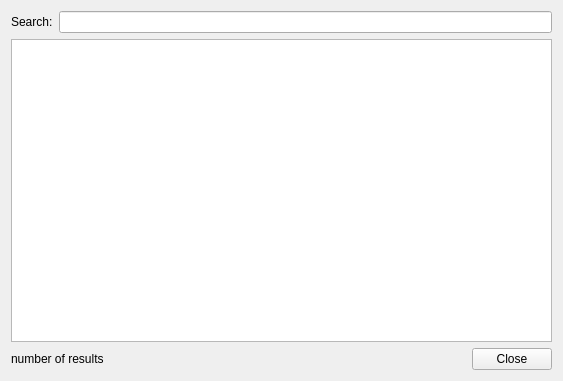
hyperquantum/PMP, file src/desktop-remote/searchdialog.ui: the form before one commit.
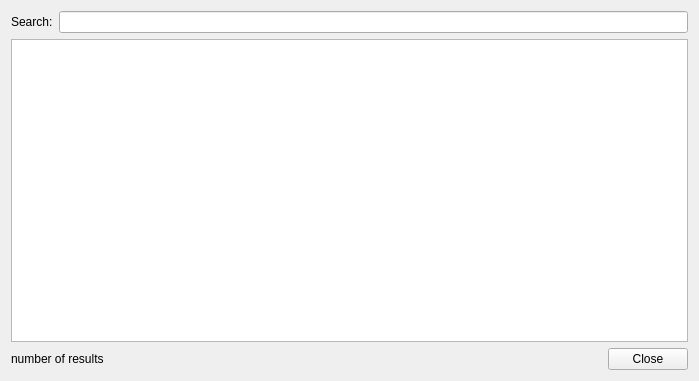
The form after the commit.

Commit message: Make the search dialog a bit larger by default

What changed in the file:
```diff
--- a/src/desktop-remote/searchdialog.ui
+++ b/src/desktop-remote/searchdialog.ui
@@ -6,7 +6,7 @@
    <rect>
     <x>0</x>
     <y>0</y>
-    <width>563</width>
+    <width>699</width>
     <height>381</height>
    </rect>
   </property>
```
